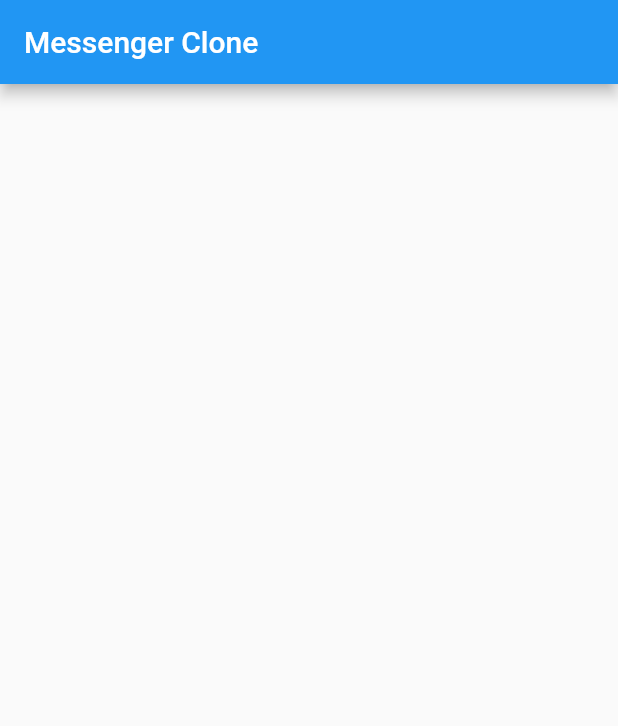
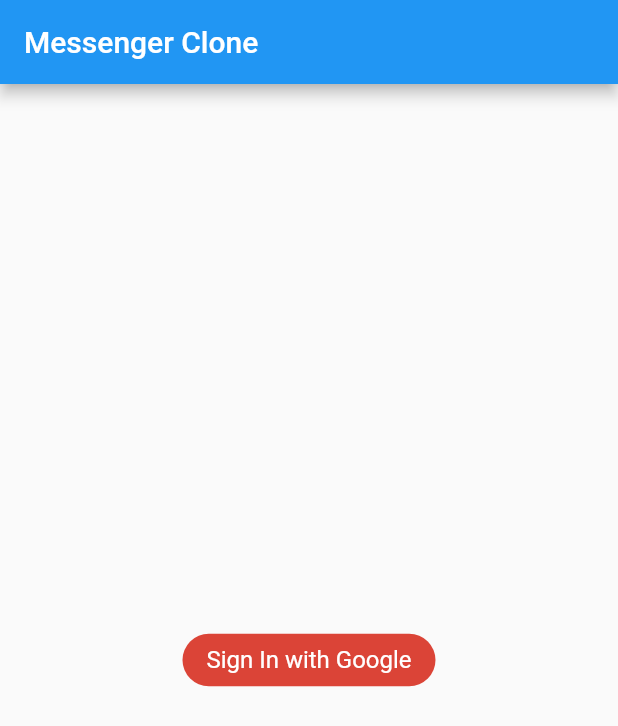
Before and after one commit to paedayz/FLUTTER_MESSEGER_CLONE, a Flutter app: the screen it shows after launch, on a phone screen of 412 x 824 dp. Shown: the top 726 px of the screen. Run offline on Flutter 3.47's test engine with Material 2 defaults, Android fonts, the phone set to English and light mode, and no system bars; our stand-ins replace cloud_firestore, firebase_auth, firebase_core, google_sign_in, shared_preferences; accounts and stored records are empty.

```diff
--- a/lib/views/signin.dart
+++ b/lib/views/signin.dart
@@ -10,6 +10,22 @@ class _SignInState extends State<SignIn> {
   Widget build(BuildContext context) {
     return Scaffold(
       appBar: AppBar(title: Text('Messenger Clone')),
+      body: Center(
+        child: Container(
+          decoration: BoxDecoration(
+            borderRadius: BorderRadius.circular(24),
+            color: Color(0xffDB4437),
+          ),
+          padding: const EdgeInsets.symmetric(horizontal: 16, vertical: 8),
+          child: Text(
+            "Sign In with Google",
+            style: TextStyle(
+              fontSize: 16,
+              color: Colors.white,
+            ),
+          ),
+        ),
+      ),
     );
   }
 }
```
Also changed, not shown: 1 other file.
